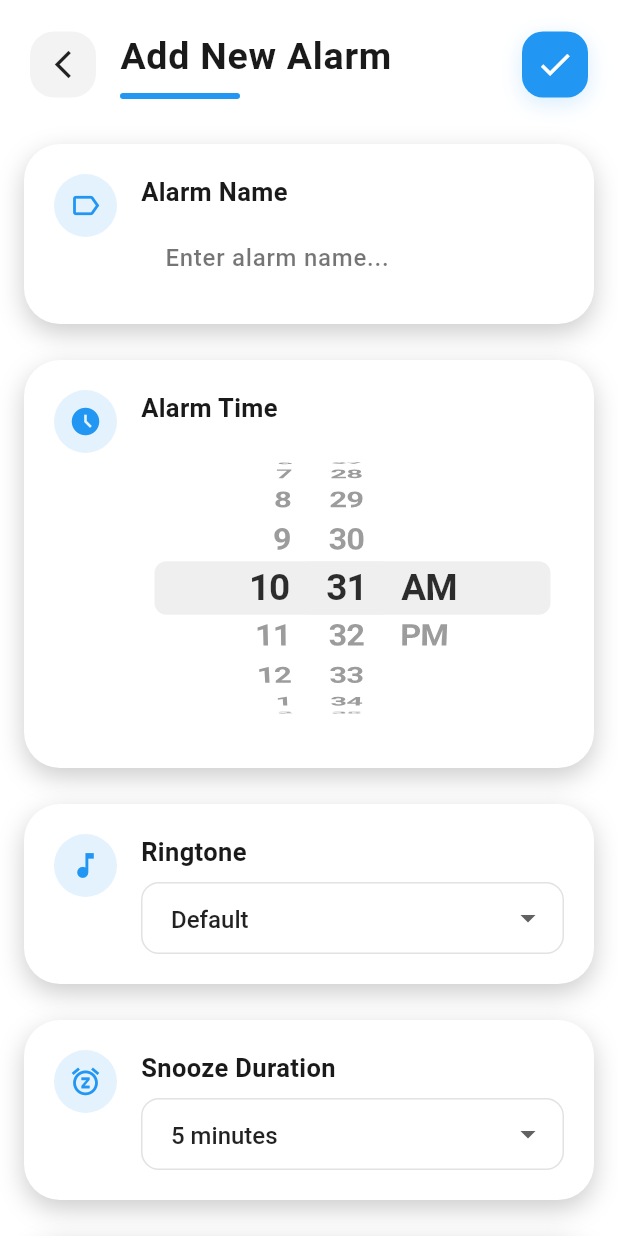
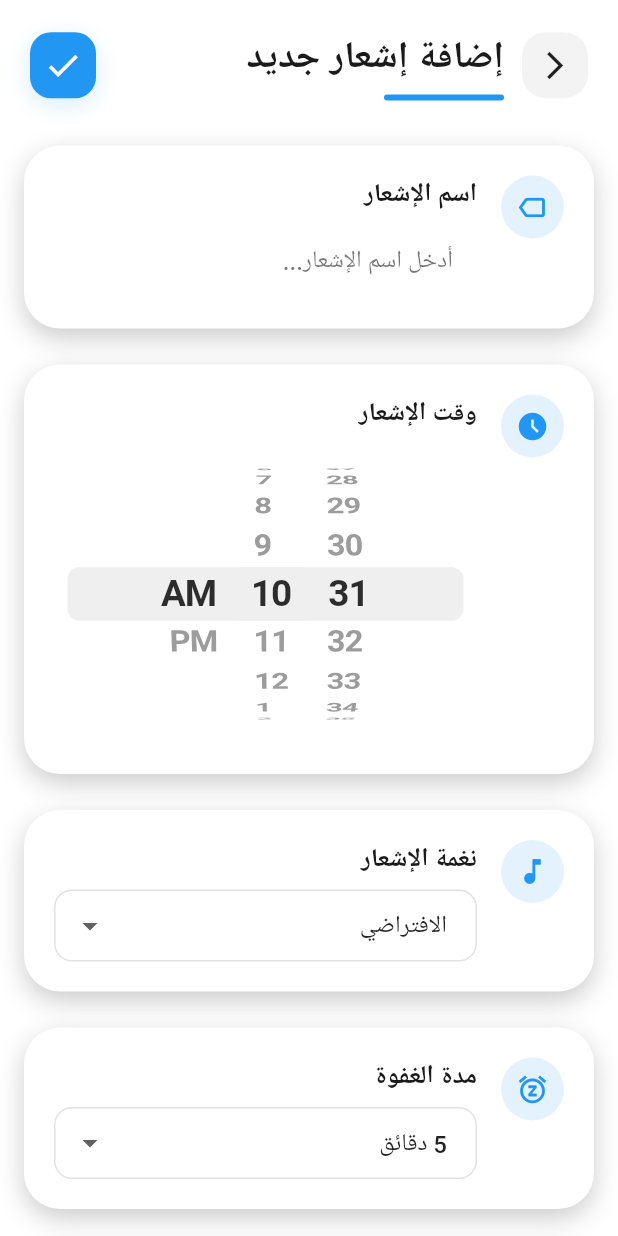
Before and after one commit to ahmedgamal826/Neom-Freelance-App, a Flutter app: the AddAlarm screen opened directly, on a phone screen of 412 x 824 dp. Run offline on Flutter 3.47's test engine with Material 3 defaults, Android fonts, the phone set to English and light mode, and no system bars; our stand-ins replace audioplayers, cloud_firestore, dash_chat_2, firebase_auth, firebase_core, firebase_crashlytics and 12 more; missing offline and left inert: min_id; accounts and stored records are empty.

```diff
--- a/lib/features/notifications/alarm code/views/add_alarm.dart
+++ b/lib/features/notifications/alarm code/views/add_alarm.dart
@@ -1,4 +1,3 @@
-
 import 'package:flutter/cupertino.dart';
 import 'package:flutter/material.dart';
 import 'package:neon/features/notifications/alarm%20code/utils/alarm_provider.dart';
@@ -34,6 +33,21 @@ class _AddAlarmState extends State<AddAlarm> with TickerProviderStateMixin {
     'Ringtone 2',
     'Ringtone 3',
   ];
+
+  String _ringtoneLabel(String value) {
+    switch (value) {
+      case 'Default':
+        return 'الافتراضي';
+      case 'Ringtone 1':
+        return 'نغمة 1';
+      case 'Ringtone 2':
+        return 'نغمة 2';
+      case 'Ringtone 3':
+        return 'نغمة 3';
+      default:
+        return value;
+    }
+  }
 
   @override
   void initState() {
@@ -100,59 +114,6 @@ class _AddAlarmState extends State<AddAlarm> with TickerProviderStateMixin {
                 padding: const EdgeInsets.fromLTRB(20, 20, 20, 0),
                 child: Row(
                   children: [
-                    // Back Button
-                    Material(
-                      color: Colors.transparent,
-                      child: InkWell(
-                        borderRadius: BorderRadius.circular(16),
-                        onTap: () => Navigator.pop(context),
-                        child: Container(
-                          width: 44,
-                          height: 44,
-                          decoration: BoxDecoration(
-                            color: widget.isDarkMode
-                                ? Colors.white.withOpacity(0.08)
-                                : Colors.grey.withOpacity(0.12),
-                            borderRadius: BorderRadius.circular(16),
-                          ),
-                          child: Icon(
-                            Icons.arrow_back_ios_new,
-                            color: widget.isDarkMode
-                                ? Colors.white
-                                : Colors.black87,
-                            size: 22,
-                          ),
-                        ),
-                      ),
-                    ),
-                    const SizedBox(width: 16),
-                    Expanded(
-                      child: Column(
-                        crossAxisAlignment: CrossAxisAlignment.start,
-                        children: [
-                          Text(
-                            'Add New Alarm',
-                            style: TextStyle(
-                              fontSize: 25,
-                              fontWeight: FontWeight.bold,
-                              color: widget.isDarkMode
-                                  ? Colors.white
-                                  : const Color(0xFF1A1A1A),
-                              letterSpacing: 0.5,
-                            ),
-                          ),
-                          const SizedBox(height: 6),
-                          Container(
-                            width: 80,
-                            height: 4,
-                            decoration: BoxDecoration(
-                              color: const Color(0xFF2196F3),
-                              borderRadius: BorderRadius.circular(2),
-                            ),
-                          ),
-                        ],
-                      ),
-                    ),
                     // Save Button
                     Container(
                       width: 44,
@@ -188,7 +149,7 @@ class _AddAlarmState extends State<AddAlarm> with TickerProviderStateMixin {
                                       if (label == null || label!.isEmpty) {
                                         customShowSnackBar(
                                           context: context,
-                                          content: 'Please enter an alarm name',
+                                          content: 'من فضلك أدخل اسم الإشعار',
                                           backgroundColor: Colors.red,
                                         );
                                         return;
@@ -198,7 +159,7 @@ class _AddAlarmState extends State<AddAlarm> with TickerProviderStateMixin {
                                         customShowSnackBar(
                                           context: context,
                                           content:
-                                              'Please select a future time',
+                                              'من فضلك اختر وقتًا في المستقبل',
                                           backgroundColor: Colors.red,
                                         );
                                         return;
@@ -238,7 +199,7 @@ class _AddAlarmState extends State<AddAlarm> with TickerProviderStateMixin {
                                           customShowSnackBar(
                                             context: context,
                                             content:
-                                                'Alarm set for ${hoursRemaining}h ${minutesRemaining}m from now.',
+                                                'تم ضبط الإشعار بعد ${hoursRemaining} ساعة و${minutesRemaining} دقيقة من الآن.',
                                             backgroundColor:
                                                 const Color(0xFF2196F3),
                                           );
@@ -254,6 +215,67 @@ class _AddAlarmState extends State<AddAlarm> with TickerProviderStateMixin {
                               ),
                             ),
                     ),
+                    const SizedBox(width: 16),
+                    Expanded(
+                      child: Row(
+                        children: [
+                          Expanded(
+                            child: Column(
+                              crossAxisAlignment: CrossAxisAlignment.end,
+                              children: [
+                                Text(
+                                  'إضافة إشعار جديد',
+                                  textAlign: TextAlign.right,
+                                  style: TextStyle(
+                                    fontSize: 25,
+                                    fontWeight: FontWeight.bold,
+                                    color: widget.isDarkMode
+                                        ? Colors.white
+                                        : const Color(0xFF1A1A1A),
+                                    letterSpacing: 0.5,
+                                  ),
+                                ),
+                                const SizedBox(height: 6),
+                                Container(
+                                  width: 80,
+                                  height: 4,
+                                  decoration: BoxDecoration(
+                                    color: const Color(0xFF2196F3),
+                                    borderRadius: BorderRadius.circular(2),
+                                  ),
+                                ),
+                              ],
+                            ),
+                          ),
+                          const SizedBox(width: 12),
+                          // Back Button
+                          Material(
+                            color: Colors.transparent,
+                            child: InkWell(
+                              borderRadius: BorderRadius.circular(16),
+                              onTap: () => Navigator.pop(context),
+                              child: Container(
+                                width: 44,
+                                height: 44,
+                                decoration: BoxDecoration(
+                                  color: widget.isDarkMode
+                                      ? Colors.white.withOpacity(0.08)
+                                      : Colors.grey.withOpacity(0.12),
+                                  borderRadius: BorderRadius.circular(16),
+                                ),
+                                child: Icon(
+                                  Icons.arrow_forward_ios,
+                                  color: widget.isDarkMode
+                                      ? Colors.white
+                                      : Colors.black87,
+                                  size: 22,
+                                ),
+                              ),
+                            ),
+                          ),
+                        ],
+                      ),
+                    ),
                   ],
                 ),
               ),
@@ -264,15 +286,16 @@ class _AddAlarmState extends State<AddAlarm> with TickerProviderStateMixin {
                   padding:
                       const EdgeInsets.symmetric(horizontal: 16, vertical: 8),
                   child: Column(
-                    crossAxisAlignment: CrossAxisAlignment.start,
+                    crossAxisAlignment: CrossAxisAlignment.end,
                     children: [
                       ModernInputCard(
                         isDarkMode: widget.isDarkMode,
                         icon: Icons.label_outline,
-                        title: 'Alarm Name',
+                        title: 'اسم الإشعار',
                         child: TextField(
                           cursorColor: const Color(0xFF2196F3),
                           onChanged: (value) => setState(() => label = value),
+                          textAlign: TextAlign.right,
                           style: TextStyle(
                             color: widget.isDarkMode
                                 ? Colors.white
@@ -281,7 +304,8 @@ class _AddAlarmState extends State<AddAlarm> with TickerProviderStateMixin {
                             fontWeight: FontWeight.w500,
                           ),
                           decoration: InputDecoration(
-                            hintText: 'Enter alarm name...',
+                            hintText: 'أدخل اسم الإشعار...',
+                            alignLabelWithHint: true,
                             hintStyle: TextStyle(
                               color: widget.isDarkMode
                                   ? Colors.white70
@@ -297,7 +321,7 @@ class _AddAlarmState extends State<AddAlarm> with TickerProviderStateMixin {
                       ModernInputCard(
                         isDarkMode: widget.isDarkMode,
                         icon: Icons.access_time_filled,
-                        title: 'Alarm Time',
+                        title: 'وقت الإشعار',
                         child: Container(
                           height: 200,
                           child: CupertinoTheme(
@@ -346,7 +370,7 @@ class _AddAlarmState extends State<AddAlarm> with TickerProviderStateMixin {
                       ModernInputCard(
                         isDarkMode: widget.isDarkMode,
                         icon: Icons.music_note,
-                        title: 'Ringtone',
+                        title: 'نغمة الإشعار',
                         child: DropdownButtonFormField<String>(
                           value: selectedRingtone,
                           dropdownColor: widget.isDarkMode
@@ -360,7 +384,7 @@ class _AddAlarmState extends State<AddAlarm> with TickerProviderStateMixin {
                             fontWeight: FontWeight.w500,
                           ),
                           decoration: InputDecoration(
-                            hintText: 'Select ringtone',
+                            hintText: 'اختر النغمة',
                             hintStyle: TextStyle(
                               color: widget.isDarkMode
                                   ? Colors.white70
@@ -396,7 +420,8 @@ class _AddAlarmState extends State<AddAlarm> with TickerProviderStateMixin {
                             return DropdownMenuItem<String>(
                               value: ringtone,
                               child: Text(
-                                ringtone,
+                                _ringtoneLabel(ringtone),
+                                textAlign: TextAlign.right,
                                 style: TextStyle(
                                   color: widget.isDarkMode
                                       ? Colors.white
@@ -416,7 +441,7 @@ class _AddAlarmState extends State<AddAlarm> with TickerProviderStateMixin {
                       ModernInputCard(
                         isDarkMode: widget.isDarkMode,
                         icon: Icons.snooze,
-                        title: 'Snooze Duration',
+                        title: 'مدة الغفوة',
                         child: DropdownButtonFormField<int>(
                           value: selectedSnooze,
                           dropdownColor: widget.isDarkMode
@@ -430,7 +455,7 @@ class _AddAlarmState extends State<AddAlarm> with TickerProviderStateMixin {
                             fontWeight: FontWeight.w500,
                           ),
                           decoration: InputDecoration(
-                            hintText: 'Select snooze duration',
+                            hintText: 'اختر مدة الغفوة',
                             hintStyle: TextStyle(
                               color: widget.isDarkMode
                                   ? Colors.white70
@@ -465,7 +490,10 @@ class _AddAlarmState extends State<AddAlarm> with TickerProviderStateMixin {
                           items: [5, 10, 15].map((int value) {
                             return DropdownMenuItem<int>(
                               value: value,
-                              child: Text('$value minutes'),
+                              child: Text(
+                                '$value دقائق',
+                                textAlign: TextAlign.right,
+                              ),
                             );
                           }).toList(),
                           onChanged: (int? value) {
@@ -478,12 +506,13 @@ class _AddAlarmState extends State<AddAlarm> with TickerProviderStateMixin {
                       ModernInputCard(
                         isDarkMode: widget.isDarkMode,
                         icon: Icons.repeat,
-                        title: 'Repeat Daily',
+                        title: 'تكرار يومي',
                         child: Row(
                           children: [
                             Expanded(
                               child: Text(
-                                'Repeat this alarm every day',
+                                'كرر هذا الإشعار كل يوم',
+                                textAlign: TextAlign.right,
                                 style: TextStyle(
                                   color: widget.isDarkMode
                                       ? Colors.white.withOpacity(0.8)
--- a/lib/features/notifications/alarm code/widgets/modern_input_container.dart
+++ b/lib/features/notifications/alarm code/widgets/modern_input_container.dart
@@ -16,7 +16,9 @@ class ModernInputCard extends StatelessWidget {
 
   @override
   Widget build(BuildContext context) {
-    return Container(
+    return Directionality(
+      textDirection: TextDirection.rtl,
+      child: Container(
         margin: const EdgeInsets.symmetric(vertical: 12),
         padding: const EdgeInsets.all(20),
         decoration: BoxDecoration(
@@ -50,14 +52,18 @@ class ModernInputCard extends StatelessWidget {
             const SizedBox(width: 16),
             Expanded(
               child: Column(
-              crossAxisAlignment: CrossAxisAlignment.start,
+                crossAxisAlignment: CrossAxisAlignment.end,
                 children: [
-                Text(
+                  Align(
+                    alignment: Alignment.centerRight,
+                    child: Text(
                       title,
+                      textAlign: TextAlign.right,
                       style: TextStyle(
                         fontSize: 17,
                         fontWeight: FontWeight.bold,
                         color: isDarkMode ? Colors.white : const Color(0xFF1A1A1A),
+                      ),
                     ),
                   ),
                   const SizedBox(height: 8),
@@ -67,6 +73,7 @@ class ModernInputCard extends StatelessWidget {
             ),
           ],
         ),
+      ),
     );
   }
 }
```
Also changed, not shown: lib/features/notifications/alarm code/views/alarm_page.dart (+36 -27 lines), lib/features/notifications/alarm code/views/home_page.dart (+9 -6 lines). Lines whose indentation alone changed are shown as unchanged.
